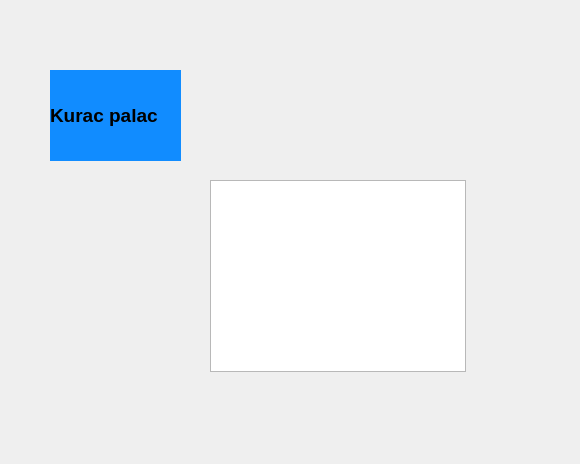
Above: gui_testic.ui from Sasa993/Agent-Tool before the change. Below: the same form after it.
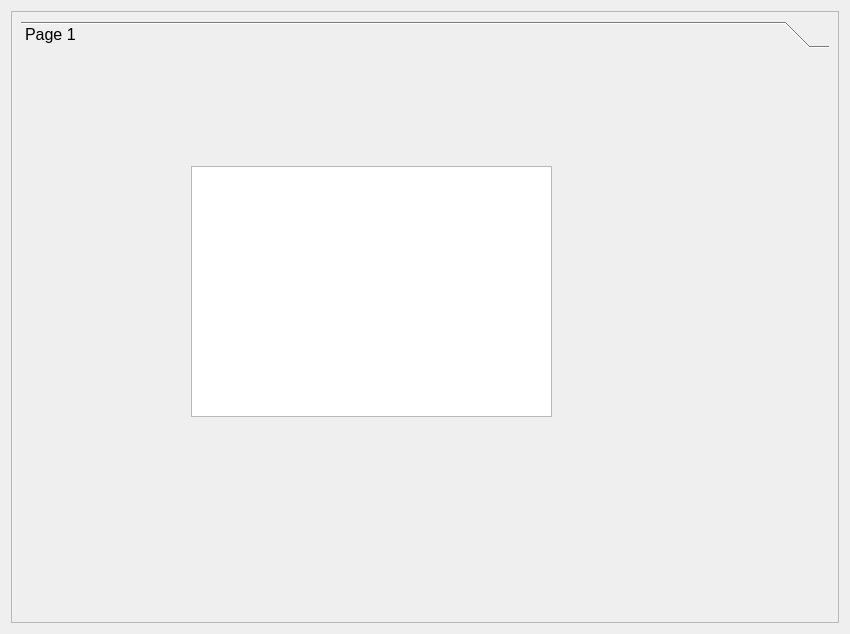
That is the form after the change.

The edit to the form file:
```diff
--- a/gui_testic.ui
+++ b/gui_testic.ui
@@ -9,49 +9,85 @@
    <rect>
     <x>0</x>
     <y>0</y>
-    <width>580</width>
-    <height>464</height>
+    <width>850</width>
+    <height>634</height>
    </rect>
   </property>
+  <property name="maximumSize">
+   <size>
+    <width>850</width>
+    <height>16777215</height>
+   </size>
+  </property>
   <property name="windowTitle">
    <string>Form</string>
   </property>
-  <widget class="QLabel" name="label">
+  <layout class="QVBoxLayout" name="verticalLayout">
+   <item>
+    <layout class="QGridLayout" name="gridLayout_2">
+     <item row="0" column="0">
+      <widget class="QScrollArea" name="scrollArea">
+       <property name="widgetResizable">
+        <bool>true</bool>
+       </property>
+       <widget class="QWidget" name="scrollAreaWidgetContents">
    <property name="geometry">
     <rect>
-     <x>50</x>
-     <y>70</y>
-     <width>131</width>
-     <height>91</height>
-    </rect>
-   </property>
+          <x>0</x>
+          <y>0</y>
+          <width>828</width>
+          <height>612</height>
+         </rect>
+        </property>
+        <layout class="QVBoxLayout" name="verticalLayout_2">
+         <item>
+          <widget class="QToolBox" name="toolBox">
    <property name="font">
     <font>
-     <pointsize>14</pointsize>
-     <weight>75</weight>
-     <bold>true</bold>
-    </font>
-   </property>
-   <property name="styleSheet">
-    <string notr="true">background-color: rgb(17, 140, 255);</string>
-   </property>
-   <property name="frameShape">
-    <enum>QFrame::NoFrame</enum>
-   </property>
-   <property name="text">
-    <string>Kurac palac</string>
-   </property>
-  </widget>
-  <widget class="QListWidget" name="label_ispis">
+             <pointsize>12</pointsize>
+            </font>
+           </property>
+           <property name="currentIndex">
+            <number>0</number>
+           </property>
+           <property name="tabSpacing">
+            <number>8</number>
+           </property>
+           <widget class="QWidget" name="page">
+            <property name="geometry">
+             <rect>
+              <x>0</x>
+              <y>0</y>
+              <width>810</width>
+              <height>559</height>
+             </rect>
+            </property>
+            <attribute name="label">
+             <string>Page 1</string>
+            </attribute>
+            <widget class="QPlainTextEdit" name="plainTextEdit">
    <property name="geometry">
     <rect>
-     <x>210</x>
-     <y>180</y>
-     <width>256</width>
-     <height>192</height>
-    </rect>
-   </property>
-  </widget>
+               <x>170</x>
+               <y>110</y>
+               <width>361</width>
+               <height>251</height>
+              </rect>
+             </property>
+             <property name="readOnly">
+              <bool>true</bool>
+             </property>
+            </widget>
+           </widget>
+          </widget>
+         </item>
+        </layout>
+       </widget>
+      </widget>
+     </item>
+    </layout>
+   </item>
+  </layout>
  </widget>
  <resources/>
  <connections/>
```
Lines whose indentation alone changed are shown as unchanged.
